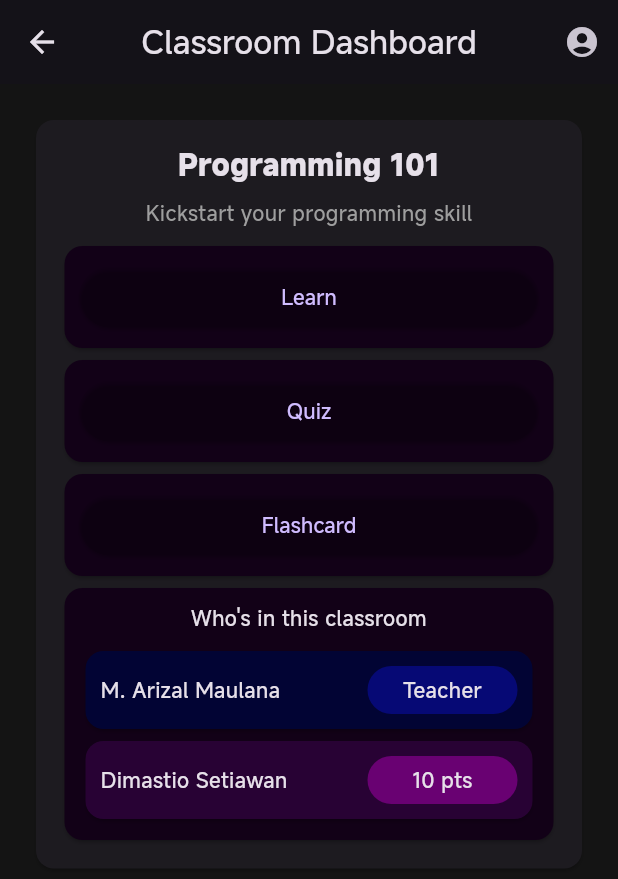
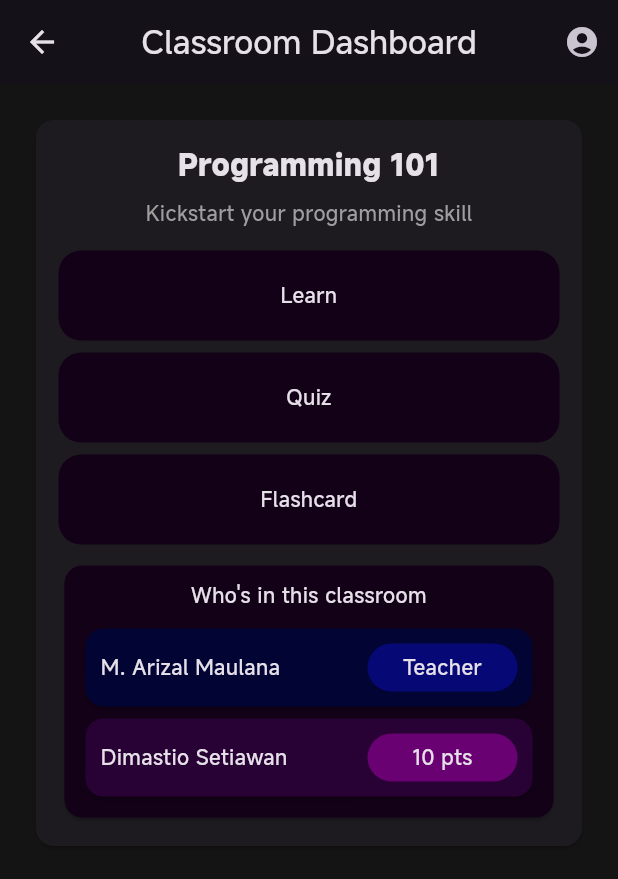
Before and after one commit to AzkaLufthansa/StudyO, a Flutter app: the ClassroomDashboard screen opened by its route, on a phone screen of 412 x 824 dp. Shown: the top 879 px of the screen. Run offline on Flutter 3.47's test engine with Material 3 defaults, Android fonts, the phone set to English and light mode, and no system bars; our stand-ins replace flutter_bloc, get, supabase_flutter; accounts and stored records are empty.

Commit message:
fix: buttons

```diff
--- a/lib/screens/classroom_dashboard.dart
+++ b/lib/screens/classroom_dashboard.dart
@@ -47,31 +47,64 @@ class ClassroomDashboard extends StatelessWidget {
                       'Kickstart your programming skill',
                       style: TextStyle(color: Colors.grey),
                     ),
-                    const SizedBox(height: 8),
-                    Card(
+                    const SizedBox(height: AppDimens.marginPaddingMedium,),
+                    Container(
+                      width: double.infinity,
+                      child: Material(
                         color: const Color.fromARGB(255, 18, 1, 23),
-                      child: Container(
-                        padding: EdgeInsets.all(AppDimens.marginPaddingSmall),
-                        width: double.infinity,
-                        child: ElevatedButton(onPressed: () {Get.toNamed('/material');}, child: const Text('Learn'), style: TextButton.styleFrom(backgroundColor: Colors.transparent),)
+                        borderRadius: BorderRadius.circular(15),
+                        child: InkWell(
+                          onTap: () {
+                            Get.toNamed('/material');
+                          },
+                          splashColor: Colors.blue.withOpacity(0.2),
+                          borderRadius: BorderRadius.circular(12),
+                          child: Padding(
+                            padding: const EdgeInsets.all(AppDimens.marginPaddingLarge),
+                            child: Text('Learn', textAlign: TextAlign.center,),
                             ),
                         ),
-                    Card(
+                      )
+                    ),
+                    const SizedBox(height: AppDimens.marginPaddingSmallXX,),
+                    Container(
+                      width: double.infinity,
+                      child: Material(
                         color: const Color.fromARGB(255, 18, 1, 23),
-                      child: Container(
-                        padding: EdgeInsets.all(AppDimens.marginPaddingSmall),
-                        width: double.infinity,
-                        child: ElevatedButton(onPressed: () {Get.toNamed('/quiz');}, child: const Text('Quiz'), style: TextButton.styleFrom(backgroundColor: Colors.transparent),)
+                        borderRadius: BorderRadius.circular(15),
+                        child: InkWell(
+                          onTap: () {
+                            Get.toNamed('/quiz');
+                          },
+                          splashColor: Colors.blue.withOpacity(0.2),
+                          borderRadius: BorderRadius.circular(12),
+                          child: Padding(
+                            padding: const EdgeInsets.all(AppDimens.marginPaddingLarge),
+                            child: Text('Quiz', textAlign: TextAlign.center,),
                             ),
                         ),
-                    Card(
+                      )
+                    ),
+                    const SizedBox(height: AppDimens.marginPaddingSmallXX,),
+                    Container(
+                      width: double.infinity,
+                      child: Material(
                         color: const Color.fromARGB(255, 18, 1, 23),
-                      child: Container(
-                        padding: EdgeInsets.all(AppDimens.marginPaddingSmall),
-                        width: double.infinity,
-                        child: ElevatedButton(onPressed: () {Get.toNamed('/material');}, child: const Text('Flashcard'), style: TextButton.styleFrom(backgroundColor: Colors.transparent),)
+                        borderRadius: BorderRadius.circular(15),
+                        child: InkWell(
+                          onTap: () {
+                            Get.toNamed('/material');
+                          },
+                          splashColor: Colors.blue.withOpacity(0.2),
+                          borderRadius: BorderRadius.circular(12),
+                          child: Padding(
+                            padding: const EdgeInsets.all(AppDimens.marginPaddingLarge),
+                            child: Text('Flashcard', textAlign: TextAlign.center,),
                             ),
                         ),
+                      )
+                    ),
+                    const SizedBox(height: AppDimens.marginPaddingSmall,),
                     Card(
                       color: const Color.fromARGB(255, 18, 1, 23),
                       child: Container(
```
Also changed, not shown: lib/screens/home_page.dart (+8 -4 lines), lib/widgets/home/my_classes_section.dart (+25 -14 lines). Lines whose indentation alone changed are shown as unchanged.
